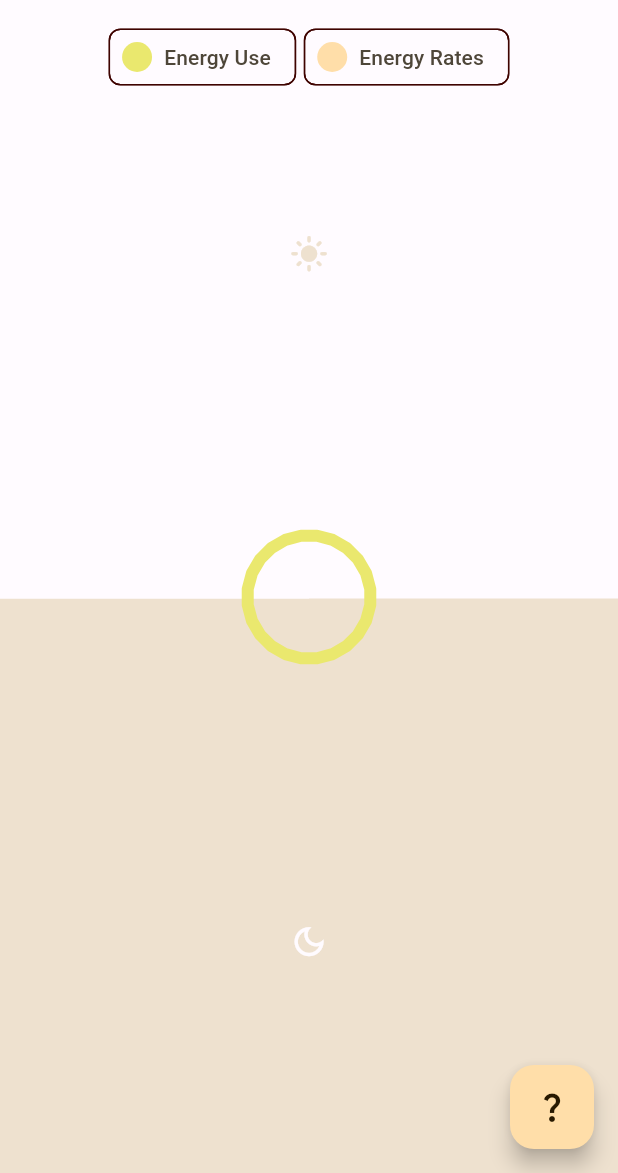
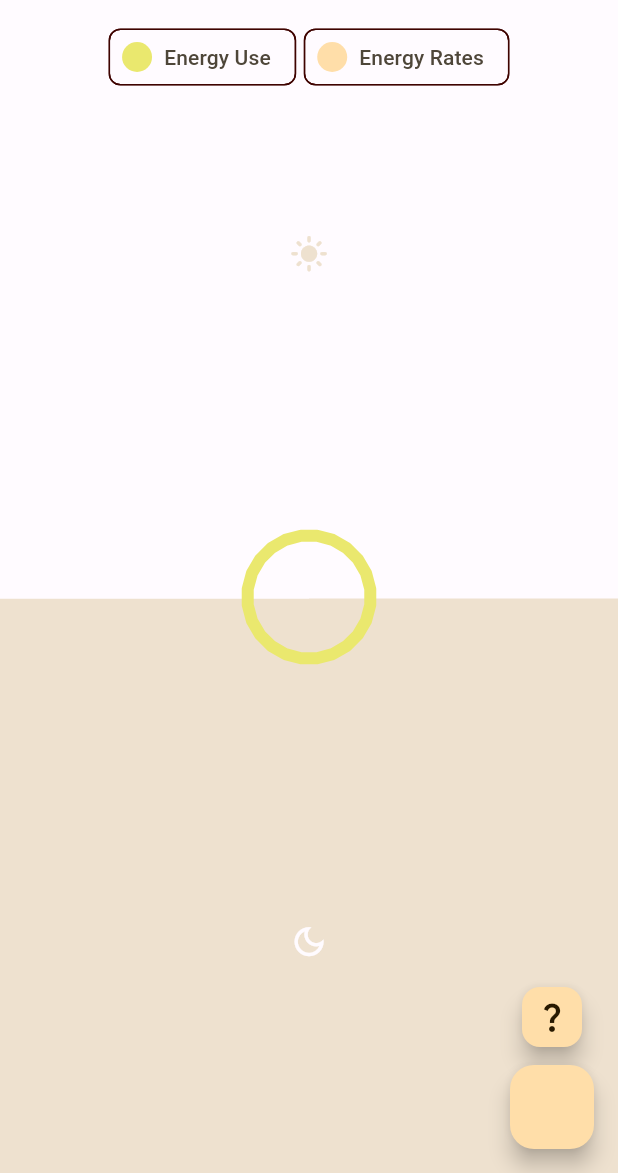
Before and after one commit to carterbox/tofu, a Flutter app: the HistoricEnergyUsePage screen opened directly, on a phone screen of 412 x 824 dp, the part 63-1236 px from its top. Run offline on Flutter 3.47's test engine with Material 3 defaults, Android fonts, the phone set to English and light mode, and no system bars; drawn by our look-alikes of dynamic_color, fl_chart; our stand-ins replace file_picker, flutter_riverpod; missing offline and left inert: sunrise_sunset_calc, window_size; network calls fail; project files that could hold a hidden picture were left out.

Commit message:
NEW: Add FAB to open historic energy use controller page

```diff
--- a/lib/comed.dart
+++ b/lib/comed.dart
@@ -577,6 +577,7 @@ class PriceClockExplainerButton extends StatelessWidget {
   Widget build(BuildContext context) {
     final colorScheme = Theme.of(context).colorScheme;
     return FloatingActionButton(
+      heroTag: 'explainer',
       child: const Icon(Icons.question_mark),
       onPressed: () {
         showModalBottomSheet<void>(
--- a/lib/green_button.dart
+++ b/lib/green_button.dart
@@ -578,7 +578,8 @@ class HistoricEnergyUseExplainerButton extends StatelessWidget {
   @override
   Widget build(BuildContext context) {
     final colorScheme = Theme.of(context).colorScheme;
-    return FloatingActionButton(
+    return FloatingActionButton.small(
+      heroTag: 'explainer',
       child: const Icon(Icons.question_mark),
       onPressed: () {
         showModalBottomSheet<void>(
@@ -592,3 +593,15 @@ class HistoricEnergyUseExplainerButton extends StatelessWidget {
     );
   }
 }
+
+class HistoricEnergyUseClockControllerButton extends StatelessWidget {
+  const HistoricEnergyUseClockControllerButton({super.key});
+
+  @override
+  Widget build(BuildContext context) {
+    return FloatingActionButton(
+      heroTag: 'controller',
+      onPressed: () {},
+    );
+  }
+}
--- a/lib/main.dart
+++ b/lib/main.dart
@@ -253,8 +253,18 @@ class HistoricEnergyUsePage extends ConsumerWidget {
         appBar: AppBar(
           title: Text(title),
         ),
-        floatingActionButton:
-            layoutIsWide ? null : const HistoricEnergyUseExplainerButton(),
+        floatingActionButton: layoutIsWide
+            ? const HistoricEnergyUseClockControllerButton()
+            : const Column(
+                mainAxisAlignment: MainAxisAlignment.end,
+                children: [
+                  HistoricEnergyUseExplainerButton(),
+                  SizedBox(
+                    height: 8,
+                  ),
+                  HistoricEnergyUseClockControllerButton(),
+                ],
+              ),
         drawer: const NavigationDrawer(1),
         body: body,
       );
```
